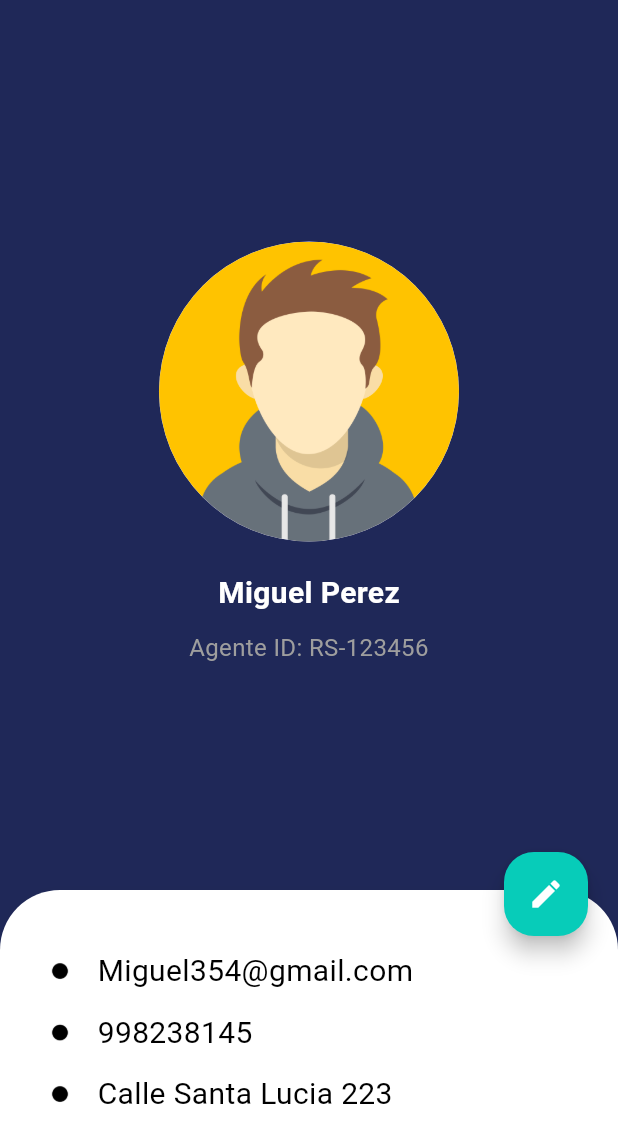
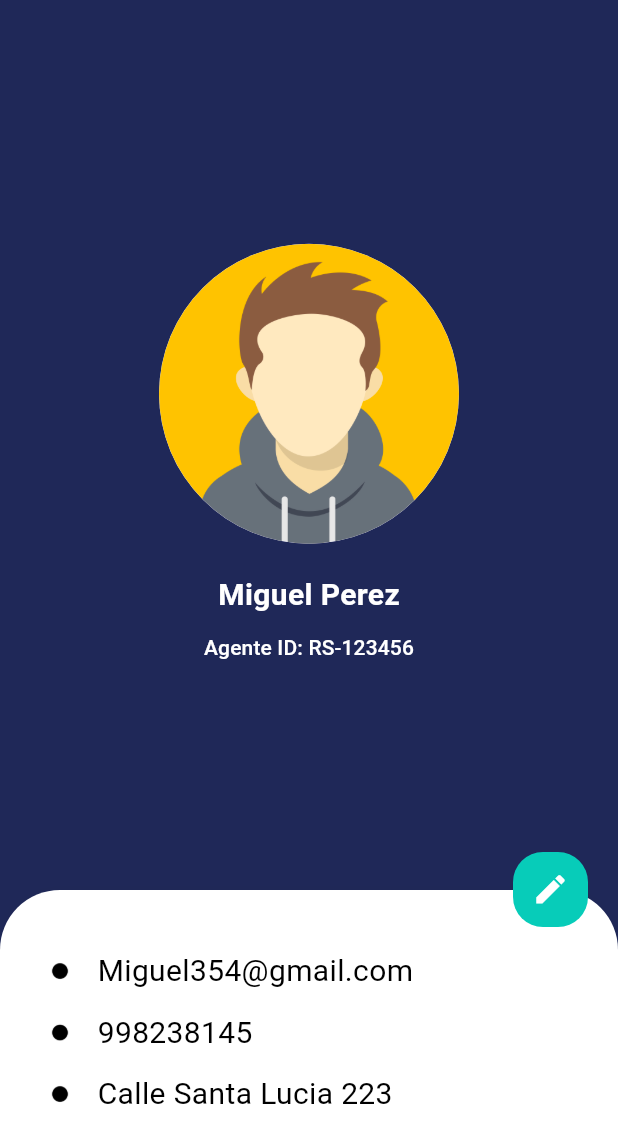
Before and after one commit to Maycol-Rodriguez/DZero-Mobile, a Flutter app: the VPerfilScreen screen opened by its route, on a phone screen of 412 x 824 dp. Shown: the top 1143 px of the screen. Run offline on Flutter 3.47's test engine with Material 2 defaults, Android fonts, the light colour scheme and no system bars; our stand-ins replace animate_do, dio, firebase_core, firebase_database, flutter_dotenv, flutter_riverpod and 5 more; missing offline and left inert: awesome_circular_chart, cloudinary_public; accounts and stored records are empty; network calls fail.

Commit message:
cambio de fuente y correciones menores.

```diff
--- a/lib/config/routes/app_router.dart
+++ b/lib/config/routes/app_router.dart
@@ -41,8 +41,8 @@ final rutas = GoRouter(
     ),
     GoRoute(
       path: '/casos',
-      name: VCasosScreen.name,
-      builder: (context, state) => const VCasosScreen(),
+      name: CasosReportadosScreen.name,
+      builder: (context, state) => const CasosReportadosScreen(),
     ),
     GoRoute(
       path: '/reporte-detalle/:id',
--- a/lib/config/themes/design/custom_box_decoration.dart
+++ b/lib/config/themes/design/custom_box_decoration.dart
@@ -2,7 +2,7 @@ import 'package:dzero/config/config.dart';
 import 'package:flutter/material.dart';
 
 class CustomDecoration {
-  static BoxDecoration decoration(bool top, [bool allRadius = false, bool card = false]) {
+  static BoxDecoration decoration(bool top, [bool allRadius = false, bool card = false, bool color = false]) {
     BorderRadius border;
     if (top) {
       border = CustomBorder.radiusTop;
@@ -17,7 +17,7 @@ class CustomDecoration {
     }
 
     return BoxDecoration(
-      color: Colors.white,
+      color: color ? colorSecondary : Colors.white,
       borderRadius: border,
       boxShadow: [
         BoxShadow(
--- a/lib/main.dart
+++ b/lib/main.dart
@@ -32,7 +32,7 @@ class MyApp extends ConsumerWidget {
         debugShowCheckedModeBanner: false,
         title: 'dzero App',
         routerConfig: rutas,
-        theme: AppTheme().theme(),
+        theme: AppTheme.theme(),
       ),
     );
   }
--- a/lib/screens/screens.dart
+++ b/lib/screens/screens.dart
@@ -1,4 +1,4 @@
-export 'v_casos_screen.dart';
+export 'v_casos_reportados_screen.dart';
 export 'v_estadisticas_screen.dart';
 export 'v_generar_reporte_screen.dart';
 export 'v_home_screen.dart';
--- a/lib/screens/v_perfil_screen.dart
+++ b/lib/screens/v_perfil_screen.dart
@@ -9,6 +9,7 @@ class VPerfilScreen extends StatelessWidget {
   @override
   Widget build(BuildContext context) {
     final size = MediaQuery.of(context).size;
+    final textStyle = Theme.of(context).textTheme.titleSmall;
     return Scaffold(
       appBar: AppBar(),
       body: Column(
@@ -22,29 +23,19 @@ class VPerfilScreen extends StatelessWidget {
                 mainAxisAlignment: MainAxisAlignment.center,
                 crossAxisAlignment: CrossAxisAlignment.center,
                 mainAxisSize: MainAxisSize.max,
-                children: const [
-                  CircleAvatar(
+                children: [
+                  const CircleAvatar(
                     radius: 100,
                     backgroundImage: AssetImage('assets/images/avatar.png'),
                   ),
-                  SizedBox(height: 20),
-                  Text(
+                  const SizedBox(height: 20),
+                  const Text(
                     'Miguel Perez',
-                    style: TextStyle(
-                      fontSize: 20,
-                      fontWeight: FontWeight.bold,
+                    style: TextStyle(fontWeight: FontWeight.bold, color: Colors.white),
                   ),
-                  ),
-                  SizedBox(height: 10),
-                  Text(
-                    'Agente ID: RS-123456',
-                    textAlign: TextAlign.center,
-                    style: TextStyle(
-                      fontSize: 16,
-                      color: Colors.grey,
-                    ),
-                  ),
-                  SizedBox(height: 20),
+                  const SizedBox(height: 10),
+                  Text('Agente ID: RS-123456', textAlign: TextAlign.center, style: textStyle),
+                  const SizedBox(height: 20),
                 ],
               ),
             ),
@@ -82,11 +73,6 @@ class VPerfilScreen extends StatelessWidget {
                   top: 0,
                   child: FloatingActionButton(
                     onPressed: () {},
-                    shape: RoundedRectangleBorder(
-                      borderRadius: BorderRadius.circular(20),
-                    ),
-                    backgroundColor: colorTerceary,
-                    foregroundColor: Colors.white,
                     child: const Icon(Icons.edit),
                   ),
                 )
@@ -114,12 +100,30 @@ class _DatosWidget extends StatelessWidget {
   Widget build(BuildContext context) {
     return Column(
       children: [
-        Row(
+        _DatosPersonales(dato: email),
+        const SizedBox(height: 12),
+        _DatosPersonales(dato: celular ?? 'No añadio un numero celular'),
+        const SizedBox(height: 12),
+        _DatosPersonales(dato: direccion ?? 'No añadio una dirección'),
+      ],
+    );
+  }
+}
+
+class _DatosPersonales extends StatelessWidget {
+  final String dato;
+  const _DatosPersonales({
+    required this.dato,
+  });
+
+  @override
+  Widget build(BuildContext context) {
+    return Row(
       children: [
         Image.asset('assets/icons/lista.png', width: 20),
         const SizedBox(width: 15),
         Text(
-              email,
+          dato,
           style: const TextStyle(
             fontSize: 20,
             color: Colors.black,
@@ -127,41 +131,6 @@ class _DatosWidget extends StatelessWidget {
           ),
         ),
       ],
-        ),
-        const SizedBox(height: 12),
-        if (celular != null)
-          Row(
-            children: [
-              Image.asset('assets/icons/lista.png', width: 20),
-              const SizedBox(width: 15),
-              Text(
-                celular!,
-                style: const TextStyle(
-                  fontSize: 20,
-                  color: Colors.black,
-                  fontWeight: FontWeight.normal,
-                ),
-              ),
-            ],
-          ),
-        const SizedBox(height: 12),
-        if (direccion != null)
-          Row(
-            children: [
-              Image.asset('assets/icons/lista.png', width: 20),
-              const SizedBox(width: 15),
-              Text(
-                direccion!,
-                style: const TextStyle(
-                  fontSize: 20,
-                  color: Colors.black,
-                  fontWeight: FontWeight.normal,
-                ),
-                maxLines: 1,
-              ),
-            ],
-          ),
-      ],
     );
   }
 }
--- a/lib/widgets/user_details_widget.dart
+++ b/lib/widgets/detalles_de_usuarios_widget.dart
@@ -1,7 +1,7 @@
 import 'package:flutter/material.dart';
 
-class UserDetailsWidget extends StatelessWidget {
-  const UserDetailsWidget({Key? key}) : super(key: key);
+class DetallesDeUsuariosWidget extends StatelessWidget {
+  const DetallesDeUsuariosWidget({Key? key}) : super(key: key);
 
   @override
   Widget build(BuildContext context) {
@@ -13,7 +13,6 @@ class UserDetailsWidget extends StatelessWidget {
         children: [
           Text(
             'Miguel\nPerez',
-
             style: titleLarge,
           ),
           const CircleAvatar(
--- a/lib/widgets/widgets.dart
+++ b/lib/widgets/widgets.dart
@@ -1,7 +1,8 @@
 export 'camara_widget.dart';
+export 'contenedor_casos.dart';
+export 'detalles_de_usuarios_widget.dart';
 export 'drawer_widget.dart';
 export 'grafico_circular_widget.dart';
-export 'icons_widget.dart';
 export 'inputs/custom_filled_button.dart';
 export 'inputs/custom_text_form_field.dart';
 export 'item_drawer_widget.dart';
@@ -9,5 +10,3 @@ export 'reporte_image_widget.dart';
 export 'titulo_separador_widget.dart';
 export 'tutorial_widget.dart';
 export 'ultimo_caso_widget.dart';
-export 'user_case_widget.dart';
-export 'user_details_widget.dart';
--- a/pubspec.yaml
+++ b/pubspec.yaml
@@ -27,6 +27,7 @@ dependencies:
   formz: ^0.6.0
   uuid: ^3.0.7
   url_launcher: ^6.1.11
+  google_fonts: ^4.0.4
 
 dev_dependencies:
   flutter_launcher_icons: ^0.13.1
```
Also changed, not shown: lib/config/themes/app_theme.dart (+38 -40 lines), lib/screens/v_casos_reportados_screen.dart (renamed from lib/screens/v_casos_screen.dart, +9 -12 lines), lib/screens/v_home_screen.dart (+10 -18 lines), lib/screens/v_reporte_detalle.dart (+17 -24 lines), lib/widgets/contenedor_casos.dart (renamed from lib/widgets/user_case_widget.dart, +18 -24 lines), lib/widgets/icons_widget.dart (deleted, +0 -29 lines), lib/widgets/ultimo_caso_widget.dart (+3 -8 lines), pubspec.lock. Lines whose indentation alone changed are shown as unchanged.
